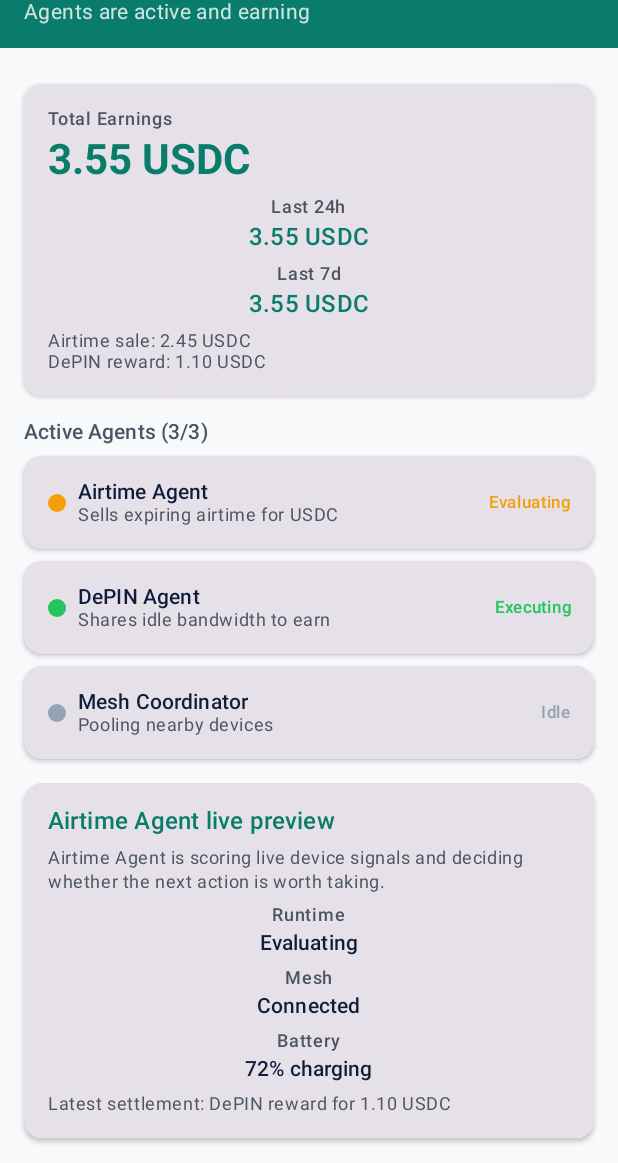
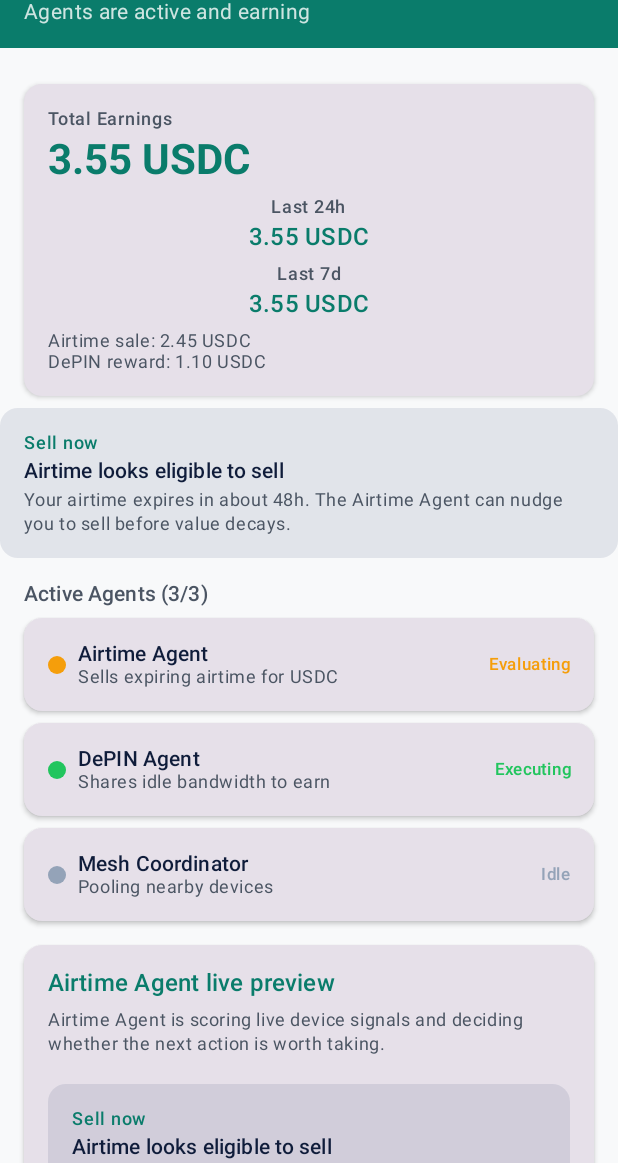
Before and after one commit to ma-za-kpe/IdleHarvest, an Android app built with Jetpack Compose: the @Preview function AppAndroidPreview, on a phone screen of 412 x 824 dp, the part 73-1236 px from its top. Run offline under Robolectric (Android 15) with nearby library versions, the light colour scheme and no system bars.

Commit message:
Nudge airtime sales and note buyer hosting

```diff
--- a/shared/src/commonMain/kotlin/com/maku/idleharvest/ui/dashboard/AgentDashboardScreen.kt
+++ b/shared/src/commonMain/kotlin/com/maku/idleharvest/ui/dashboard/AgentDashboardScreen.kt
@@ -58,6 +58,7 @@ fun AgentDashboardScreen(dashboardState: AgentDashboardState = AgentDashboardSta
         val selectedAgent =
             dashboardState.agents.firstOrNull { it.name == selectedAgentName }
                 ?: dashboardState.agents.firstOrNull()
+        val sellNudge = dashboardState.computeSellNudge()
 
         Column(
             modifier = Modifier
@@ -70,6 +71,10 @@ fun AgentDashboardScreen(dashboardState: AgentDashboardState = AgentDashboardSta
             DashboardHeader(headline = dashboardState.headline)
             Spacer(Modifier.height(IdleHarvestDimens.SpaceXL))
             EarningsSummaryCard(summary = dashboardState.earningsSummary)
+            sellNudge?.let {
+                Spacer(Modifier.height(IdleHarvestDimens.SpaceSM))
+                SellOpportunityCard(nudge = it)
+            }
             Spacer(Modifier.height(IdleHarvestDimens.SpaceLG))
             SectionLabel("Active Agents (${dashboardState.activeAgentCount}/${dashboardState.totalAgentCount})")
             Spacer(Modifier.height(IdleHarvestDimens.SpaceSM))
@@ -241,6 +246,7 @@ private fun AgentInspectorCard(
     dashboardState: AgentDashboardState,
     agent: DashboardAgentStatus,
 ) {
+    val sellNudge = dashboardState.computeSellNudge()
     Card(
         modifier = Modifier
             .fillMaxWidth()
@@ -261,6 +267,19 @@ private fun AgentInspectorCard(
                 style = MaterialTheme.typography.bodySmall,
                 color = MaterialTheme.colorScheme.onSurfaceVariant,
             )
+            if (agent.name == "Airtime Agent") {
+                Spacer(Modifier.height(IdleHarvestDimens.SpaceXS))
+                sellNudge?.let {
+                    SellOpportunityCard(nudge = it)
+                } ?: SellOpportunityCard(
+                    nudge =
+                    SellNudge(
+                        title = "No sell opportunity yet",
+                        body = "The Airtime Agent is still waiting for a bundle close enough to expiry to recommend a sale.",
+                        severityLabel = "Hold",
+                    ),
+                )
+            }
             ResponsiveRow(
                 compact = true,
                 spacing = IdleHarvestDimens.SpaceSM,
@@ -277,6 +296,43 @@ private fun AgentInspectorCard(
                     color = MaterialTheme.colorScheme.onSurfaceVariant,
                 )
             }
+        }
+    }
+}
+
+@Composable
+private fun SellOpportunityCard(nudge: SellNudge, modifier: Modifier = Modifier) {
+    Card(
+        modifier = modifier.fillMaxWidth(),
+        colors =
+        CardDefaults.cardColors(
+            containerColor =
+            if (nudge.severityLabel == "Sell now") {
+                MaterialTheme.colorScheme.tertiaryContainer
+            } else {
+                MaterialTheme.colorScheme.surfaceVariant
+            },
+        ),
+    ) {
+        Column(
+            modifier = Modifier.padding(IdleHarvestDimens.CardPadding),
+            verticalArrangement = Arrangement.spacedBy(IdleHarvestDimens.SpaceXS),
+        ) {
+            Text(
+                text = nudge.severityLabel,
+                style = MaterialTheme.typography.labelMedium,
+                color = MaterialTheme.colorScheme.primary,
+            )
+            Text(
+                text = nudge.title,
+                style = MaterialTheme.typography.titleSmall,
+                color = MaterialTheme.colorScheme.onSurface,
+            )
+            Text(
+                text = nudge.body,
+                style = MaterialTheme.typography.bodySmall,
+                color = MaterialTheme.colorScheme.onSurfaceVariant,
+            )
         }
     }
 }
@@ -301,6 +357,46 @@ private fun agentPreviewCopy(agent: DashboardAgentStatus): String = when (agent.
         "${agent.name} is paused by guardrails or device conditions and will resume when the policy engine allows it."
     com.maku.idleharvest.domain.models.AgentState.ERROR ->
         "${agent.name} hit a runtime issue and needs attention before it can continue earning."
+}
+
+private data class SellNudge(
+    val title: String,
+    val body: String,
+    val severityLabel: String,
+)
+
+private fun AgentDashboardState.computeSellNudge(): SellNudge? {
+    val now = resourceProfile.timestamp
+    val expiryWindowMs = 72L * 60L * 60L * 1000L
+
+    val airtimeExpiry = resourceProfile.airtimeBalance?.expiryTimestamp
+    val airtimeHoursLeft =
+        airtimeExpiry
+            ?.let { ((it - now) / (60L * 60L * 1000L)).coerceAtLeast(0L) }
+
+    val closestBundle =
+        resourceProfile.dataBundles
+            .minByOrNull { it.expiryTimestamp }
+    val bundleHoursLeft =
+        closestBundle
+            ?.let { ((it.expiryTimestamp - now) / (60L * 60L * 1000L)).coerceAtLeast(0L) }
+
+    val shouldSellAirtime = airtimeExpiry != null && airtimeExpiry - now in 0..expiryWindowMs
+    val shouldSellBundle = closestBundle != null && closestBundle.expiryTimestamp - now in 0..expiryWindowMs
+
+    return when {
+        shouldSellAirtime -> SellNudge(
+            title = "Airtime looks eligible to sell",
+            body = "Your airtime expires in about ${airtimeHoursLeft ?: 0}h. The Airtime Agent can nudge you to sell before value decays.",
+            severityLabel = "Sell now",
+        )
+        shouldSellBundle -> SellNudge(
+            title = "Data bundle looks eligible to sell",
+            body = "Your next bundle expires in about ${bundleHoursLeft ?: 0}h. The Airtime Agent can suggest a sale or transfer while it still has value.",
+            severityLabel = "Sell now",
+        )
+        else -> null
+    }
 }
 
 @Composable
```
Also changed, not shown: 1 other file.
